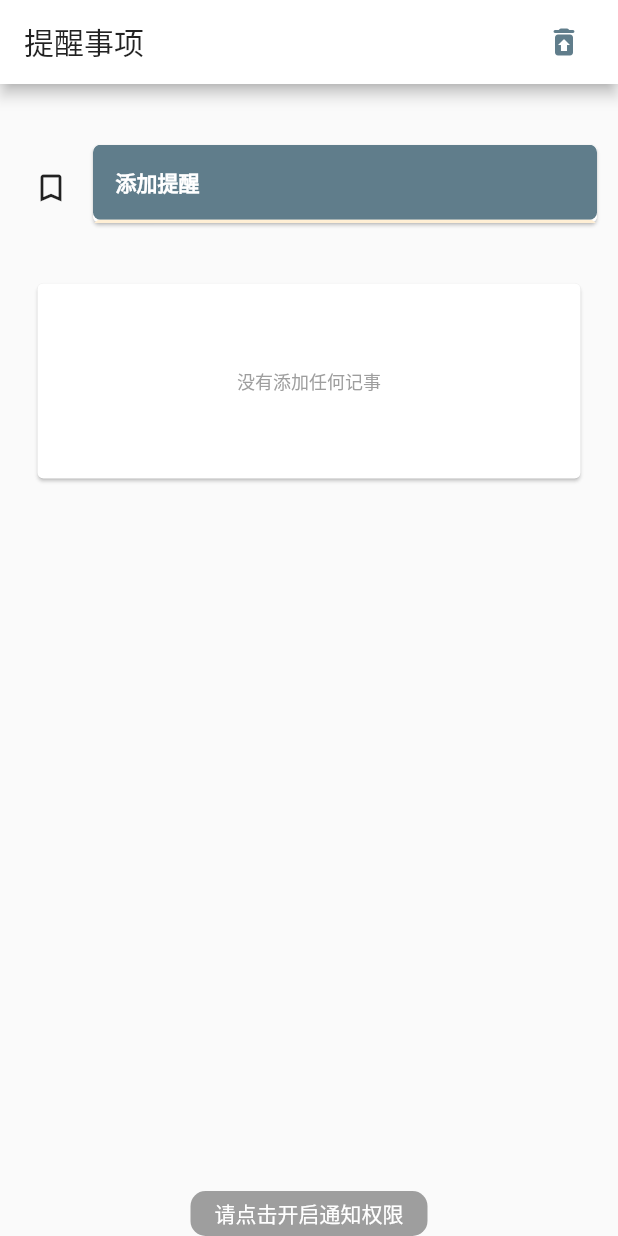
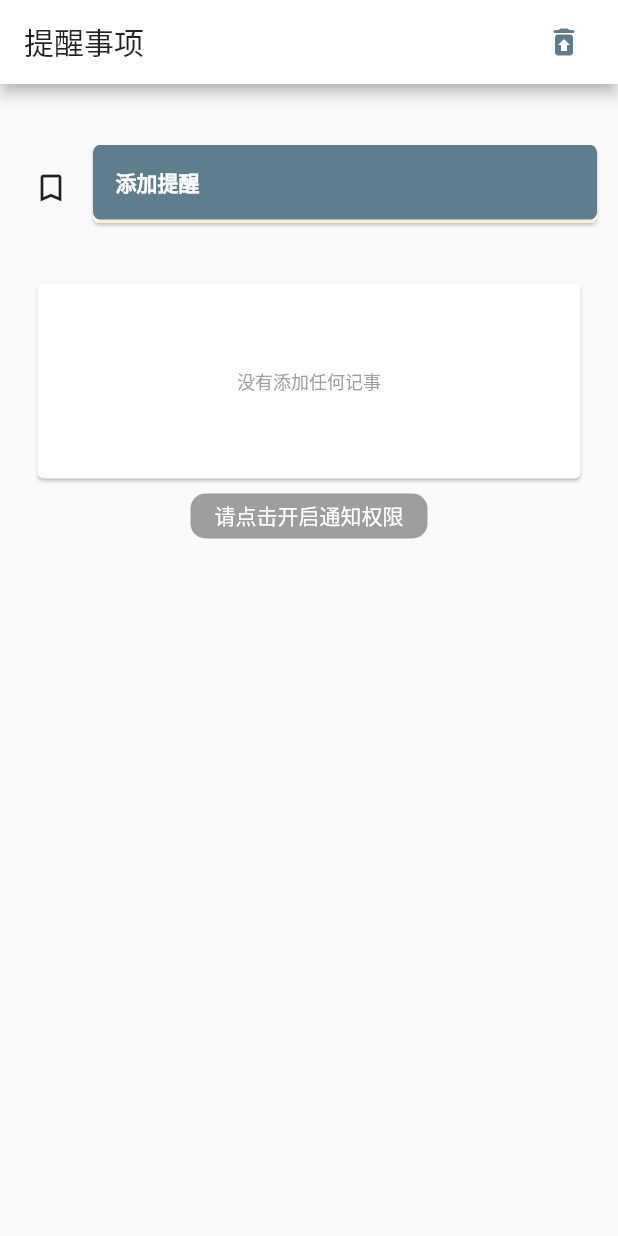
Before and after one commit to yinniora/NODE-NOTE, a Flutter app: the screen it shows after launch, after a tap on "请点击开启通知权限", on a phone screen of 412 x 824 dp. Run offline on Flutter 3.47's test engine with Material 2 defaults, Android fonts, the phone set to English and light mode, and no system bars; our stand-ins replace flutter_local_notifications, shared_preferences, timezone; missing offline and left inert: loading_indicator_view, notification_permissions.

Commit message:
修复bug

```diff
--- a/note01/lib/main.dart
+++ b/note01/lib/main.dart
@@ -478,7 +478,7 @@ class _RandomWorldsState extends State<RandomWorlds> with WidgetsBindingObserver
                 return Container();
               }),
 
-          new Expanded(child: Container()),//修饰用
+
           //提醒请求
           new FutureBuilder(
               future:permissionStatusFuture,
@@ -488,7 +488,9 @@ class _RandomWorldsState extends State<RandomWorlds> with WidgetsBindingObserver
                   if(snapShot.data==permGranted){
                     return Container();
                   }
-                  return Container(
+                  return Column(children: [
+                    new Expanded(child: Container()),//修饰用
+                    Container(
                       height: 30,
                       child: FlatButton(
                         color: Colors.grey,
@@ -505,13 +507,15 @@ class _RandomWorldsState extends State<RandomWorlds> with WidgetsBindingObserver
                                   badge: true,
                                   alert: true))
                               .then((_) {
-                                  print(12121);
                             // when finished, check the permission status
+                            setState(() {
                               print(permissionStatusFuture);
-                              setState(() {});
+                            });
                           });
                         },
                       ),
+                    )
+                  ],
                   );
                 }
                 return Container();
```
Lines whose indentation alone changed are shown as unchanged.
